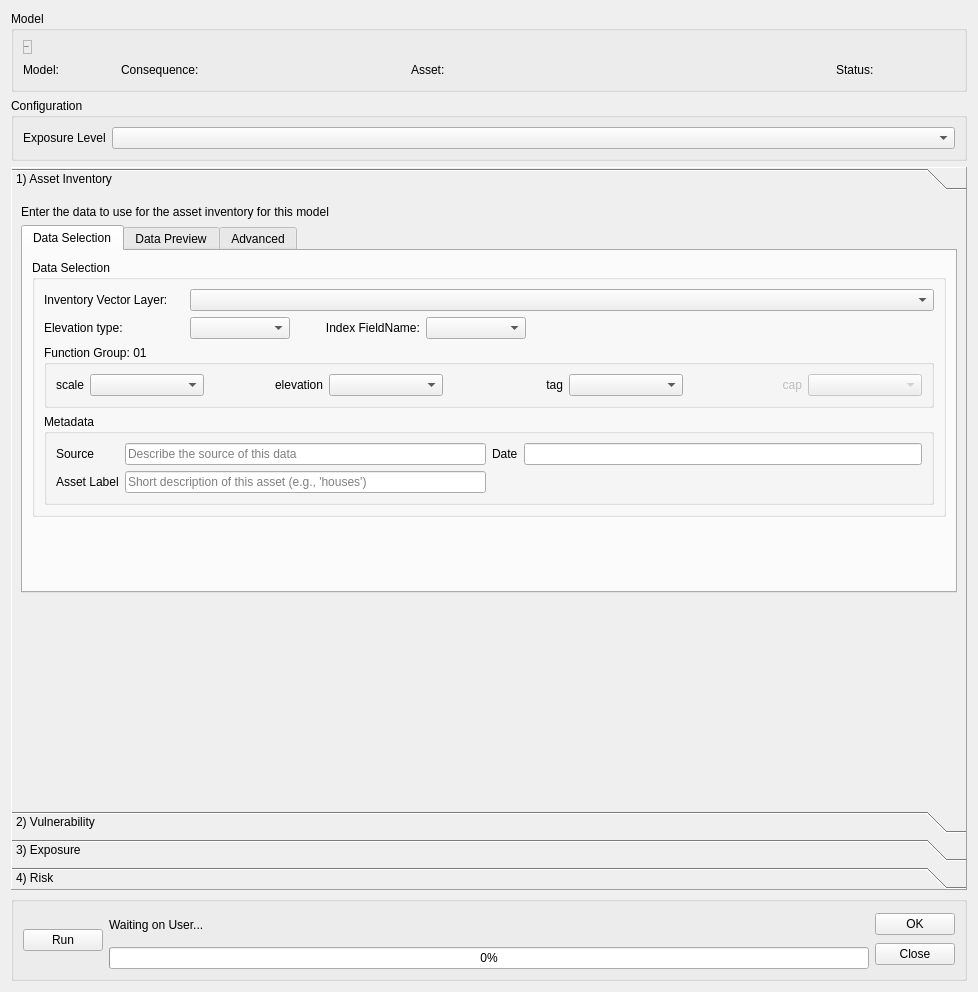
cefect/CanFlood2, file canflood2/canflood2_model_config.ui: the form before one commit.
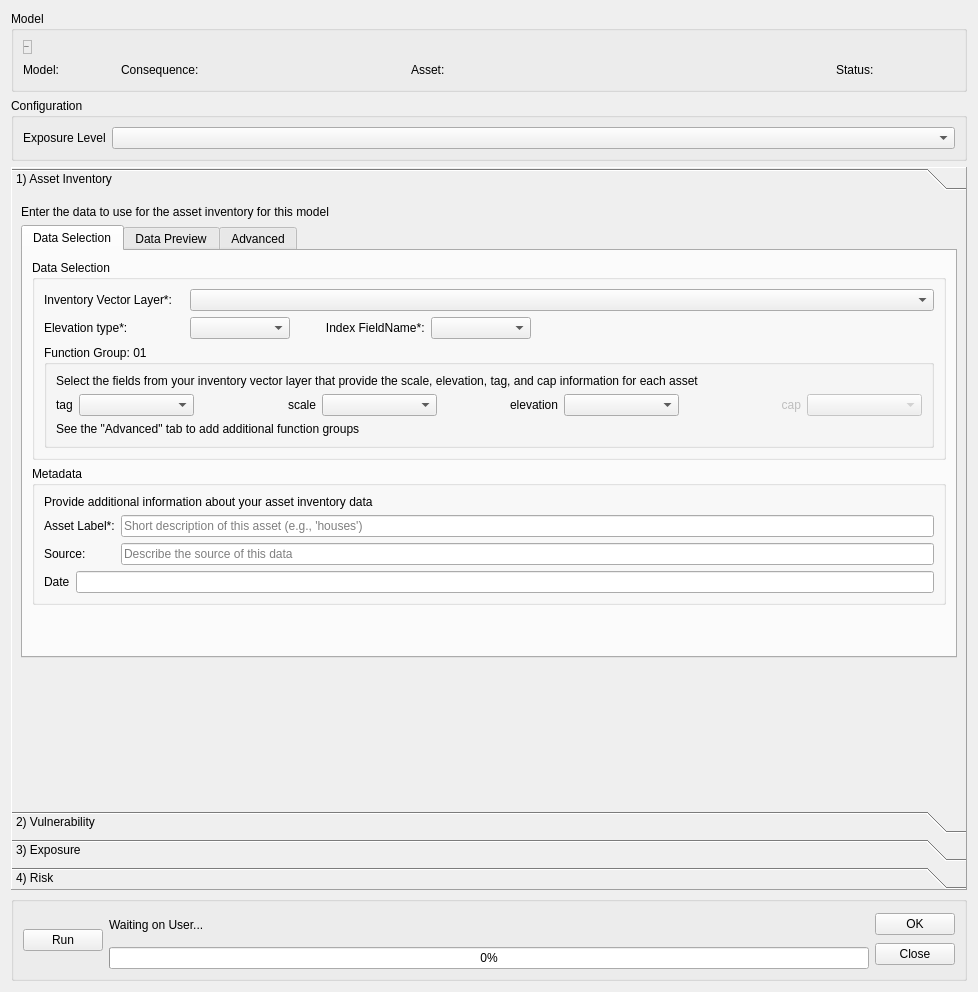
The form after the commit. Icons and pictures are not drawn. Custom widgets are drawn as their Qt base class.

```diff
--- a/canflood2/canflood2_model_config.ui
+++ b/canflood2/canflood2_model_config.ui
@@ -323,7 +323,7 @@
                    </size>
                   </property>
                   <property name="text">
-                   <string>Inventory Vector Layer:</string>
+                   <string>Inventory Vector Layer*:</string>
                   </property>
                  </widget>
                 </item>
@@ -362,7 +362,7 @@
                    </size>
                   </property>
                   <property name="text">
-                   <string>Elevation type:</string>
+                   <string>Elevation type*:</string>
                   </property>
                  </widget>
                 </item>
@@ -422,7 +422,7 @@
                    </size>
                   </property>
                   <property name="text">
-                   <string>         Index FieldName:</string>
+                   <string>         Index FieldName*:</string>
                   </property>
                  </widget>
                 </item>
@@ -462,11 +462,39 @@
                 <property name="title">
                  <string>Function Group: 01</string>
                 </property>
-                <layout class="QHBoxLayout" name="horizontalLayout_3">
+                <layout class="QVBoxLayout" name="verticalLayout_18">
+                 <item>
+                  <widget class="QLabel" name="label_29">
+                   <property name="text">
+                    <string>Select the fields from your inventory vector layer that provide the scale, elevation, tag, and cap information for each asset</string>
+                   </property>
+                  </widget>
+                 </item>
+                 <item>
+                  <layout class="QHBoxLayout" name="horizontalLayout_11">
+                   <item>
+                    <widget class="QLabel" name="label_23">
+                     <property name="enabled">
+                      <bool>true</bool>
+                     </property>
+                     <property name="sizePolicy">
+                      <sizepolicy hsizetype="Fixed" vsizetype="Preferred">
+                       <horstretch>0</horstretch>
+                       <verstretch>0</verstretch>
+                      </sizepolicy>
+                     </property>
+                     <property name="text">
+                      <string>tag</string>
+                     </property>
+                    </widget>
+                   </item>
+                   <item>
+                    <widget class="QgsFieldComboBox" name="mFieldComboBox_AI_01_tag"/>
+                   </item>
                  <item>
                   <widget class="QLabel" name="label_21">
                    <property name="sizePolicy">
-                    <sizepolicy hsizetype="Fixed" vsizetype="Fixed">
+                      <sizepolicy hsizetype="Preferred" vsizetype="Fixed">
                      <horstretch>0</horstretch>
                      <verstretch>0</verstretch>
                     </sizepolicy>
@@ -474,6 +502,9 @@
                    <property name="text">
                     <string>scale</string>
                    </property>
+                     <property name="alignment">
+                      <set>Qt::AlignRight|Qt::AlignTrailing|Qt::AlignVCenter</set>
+                     </property>
                   </widget>
                  </item>
                  <item>
@@ -496,22 +527,6 @@
                    </property>
                   </widget>
                  </item>
-                 <item>
-                  <widget class="QLabel" name="label_23">
-                   <property name="enabled">
-                    <bool>true</bool>
-                   </property>
-                   <property name="text">
-                    <string>tag</string>
-                   </property>
-                   <property name="alignment">
-                    <set>Qt::AlignRight|Qt::AlignTrailing|Qt::AlignVCenter</set>
-                   </property>
-                  </widget>
-                 </item>
-                 <item>
-                  <widget class="QgsFieldComboBox" name="mFieldComboBox_AI_01_tag"/>
-                 </item>
                  <item>
                   <widget class="QLabel" name="label_27">
                    <property name="enabled">
@@ -533,6 +548,18 @@
                   </widget>
                  </item>
                 </layout>
+                 </item>
+                 <item>
+                  <widget class="QLabel" name="label_32">
+                   <property name="text">
+                    <string>See the &quot;Advanced&quot; tab to add additional function groups</string>
+                   </property>
+                  </widget>
+                 </item>
+                </layout>
+               </widget>
+              </item>
+             </layout>
                </widget>
               </item>
               <item>
@@ -540,30 +567,30 @@
                 <property name="title">
                  <string>Metadata</string>
                 </property>
-                <layout class="QHBoxLayout" name="horizontalLayout_2">
+             <layout class="QVBoxLayout" name="verticalLayout_19">
+              <item>
+               <widget class="QLabel" name="label_33">
+                <property name="text">
+                 <string>Provide additional information about your asset inventory data</string>
+                </property>
+               </widget>
+              </item>
                  <item>
                   <layout class="QFormLayout" name="formLayout">
-                   <item row="0" column="0">
+                <item row="2" column="0">
                     <widget class="QLabel" name="dataSourceLabel">
                      <property name="text">
-                      <string>Source</string>
+                   <string>Source:</string>
                      </property>
                     </widget>
                    </item>
-                   <item row="0" column="1">
+                <item row="2" column="1">
                     <widget class="QLineEdit" name="dataSourceLineEdit_AI">
                      <property name="placeholderText">
                       <string>Describe the source of this data</string>
                      </property>
                     </widget>
                    </item>
-                   <item row="1" column="0">
-                    <widget class="QLabel" name="labelLabel">
-                     <property name="text">
-                      <string>Asset Label</string>
-                     </property>
-                    </widget>
-                   </item>
                    <item row="1" column="1">
                     <widget class="QLineEdit" name="labelLineEdit_AI_label">
                      <property name="placeholderText">
@@ -571,6 +598,13 @@
                      </property>
                     </widget>
                    </item>
+                <item row="1" column="0">
+                 <widget class="QLabel" name="labelLabel">
+                  <property name="text">
+                   <string>Asset Label*:</string>
+                  </property>
+                 </widget>
+                </item>
                   </layout>
                  </item>
                  <item>
@@ -590,9 +624,6 @@
                 </layout>
                </widget>
               </item>
-             </layout>
-            </widget>
-           </item>
            <item>
             <spacer name="verticalSpacer_5">
              <property name="orientation">
@@ -841,8 +872,8 @@
        <rect>
         <x>0</x>
         <y>0</y>
-        <width>639</width>
-        <height>207</height>
+        <width>958</width>
+        <height>595</height>
        </rect>
       </property>
       <attribute name="label">
@@ -1036,8 +1067,8 @@
        <rect>
         <x>0</x>
         <y>0</y>
-        <width>621</width>
-        <height>256</height>
+        <width>958</width>
+        <height>595</height>
        </rect>
       </property>
       <attribute name="label">
```
Lines whose indentation alone changed are shown as unchanged.
